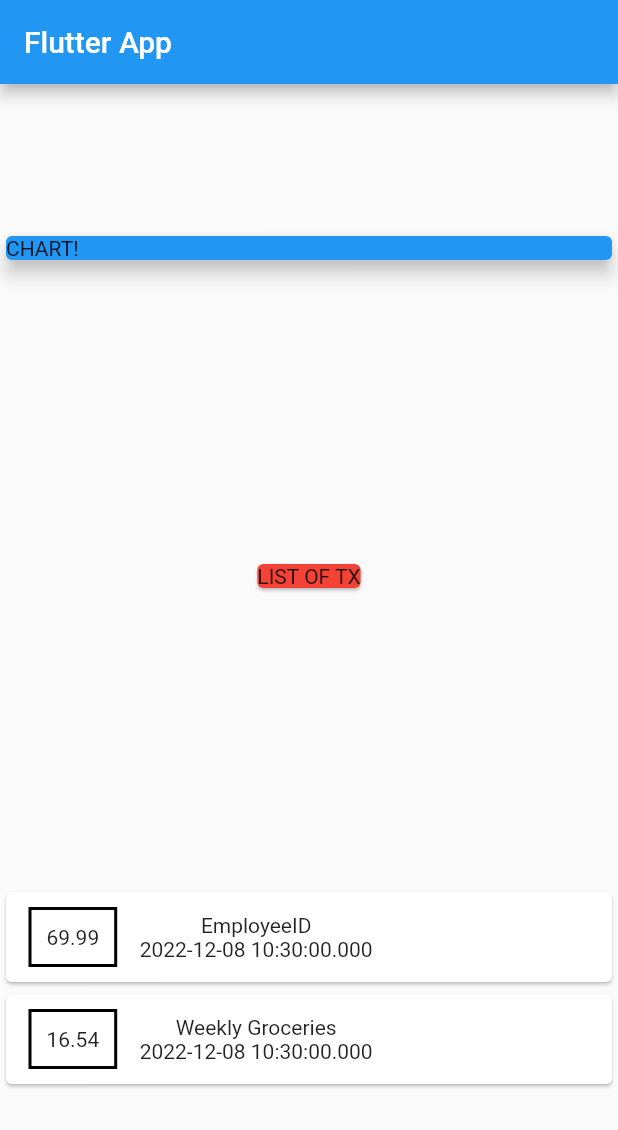
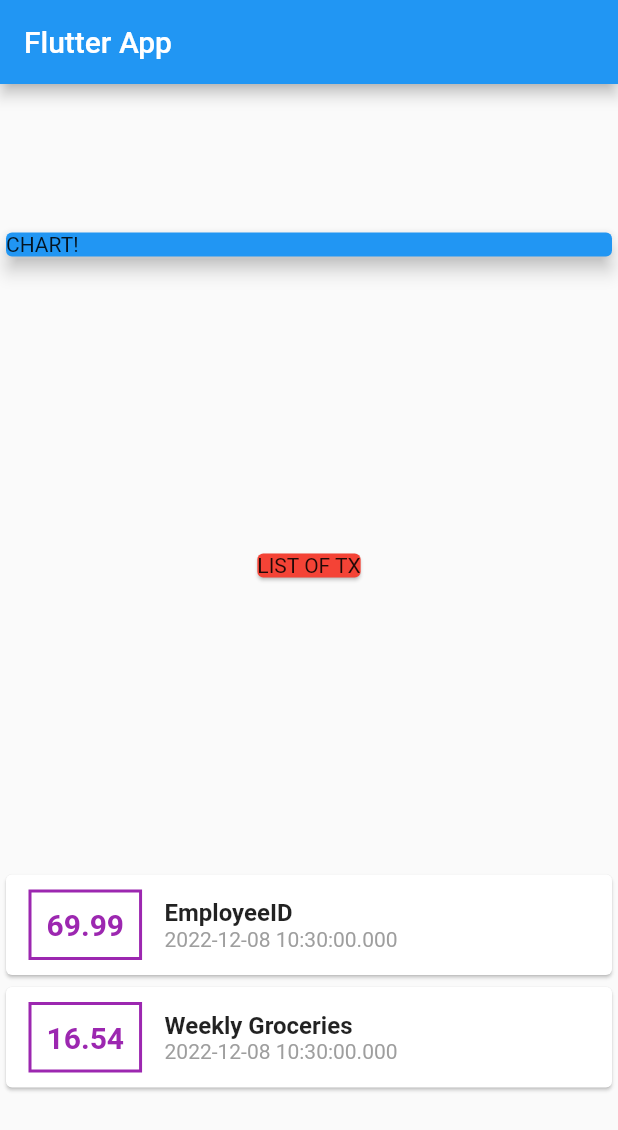
Before and after one commit to thefarismd/expenseplanner, a Flutter app: the screen it shows after launch, on a phone screen of 412 x 824 dp. Shown: the top 1130 px of the screen. Run offline on Flutter 3.47's test engine with Material 2 defaults, Android fonts, the phone set to English and light mode, and no system bars.

Commit message:
styling with container, column & row

```diff
--- a/lib/main.dart
+++ b/lib/main.dart
@@ -60,17 +60,30 @@ class MyHomePage extends StatelessWidget {
                               //border - use decoration
                               decoration: BoxDecoration(
                                   border: Border.all(
-                                color: Colors.black,
+                                color: Colors.purple,
                                 width: 2,
                               )),
                               margin: EdgeInsets.symmetric(
                                   vertical: 10, horizontal: 15),
-                              child: Text(transaction.amount.toString()),
+                              child: Text(transaction.amount.toString(),
+                                  style: TextStyle(
+                                      color: Colors.purple,
+                                      fontSize: 20,
+                                      fontWeight: FontWeight.bold)),
                             ),
                             Column(
+                              crossAxisAlignment: CrossAxisAlignment.start,
                               children: [
-                                Text(transaction.title),
-                                Text(transaction.date.toString()),
+                                Text(
+                                  transaction.title,
+                                  style: TextStyle(
+                                      fontSize: 16,
+                                      fontWeight: FontWeight.bold),
+                                ),
+                                Text(
+                                  transaction.date.toString(),
+                                  style: TextStyle(color: Colors.grey),
+                                ),
                               ],
                             )
                           ],
```
